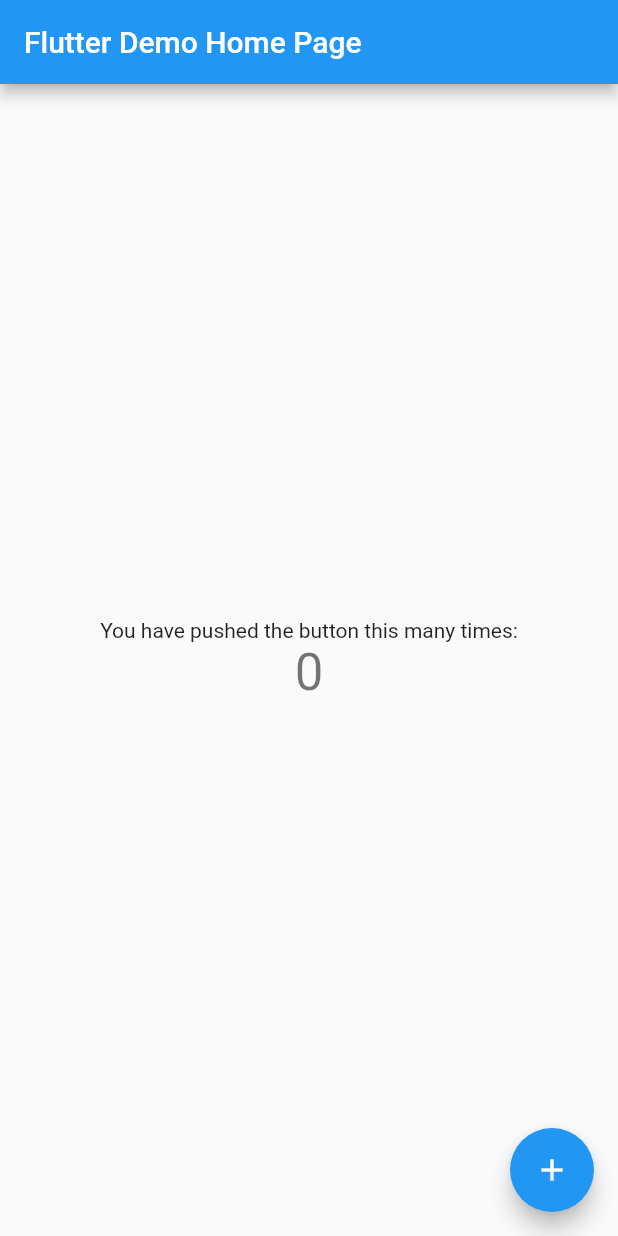
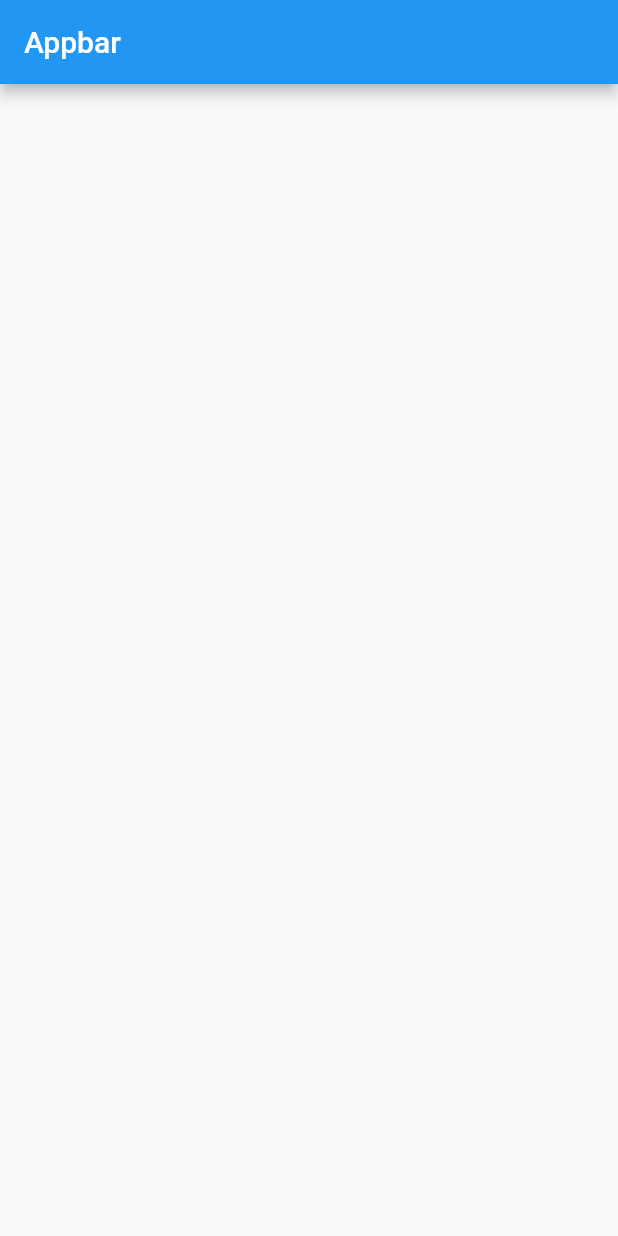
Before and after one commit to ajnart/flutter, a Flutter app: the screen it shows after launch, on a phone screen of 412 x 824 dp. Run offline on Flutter 3.47's test engine with Material 2 defaults, Android fonts, the phone set to English and light mode, and no system bars.

Commit message:
update basic app

```diff
--- a/quizz/lib/main.dart
+++ b/quizz/lib/main.dart
@@ -1,113 +1,16 @@
+import 'package:flutter/widgets.dart';
+
 import 'package:flutter/material.dart';
 
-void main() {
-  runApp(MyApp());
-}
-
-class MyApp extends StatelessWidget {
-  // This widget is the root of your application.
+class App extends StatelessWidget {
   @override
   Widget build(BuildContext context) {
     return MaterialApp(
-      title: 'Flutter Demo',
-      theme: ThemeData(
-        // This is the theme of your application.
-        //
-        // Try running your application with "flutter run". You'll see the
-        // application has a blue toolbar. Then, without quitting the app, try
-        // changing the primarySwatch below to Colors.green and then invoke
-        // "hot reload" (press "r" in the console where you ran "flutter run",
-        // or simply save your changes to "hot reload" in a Flutter IDE).
-        // Notice that the counter didn't reset back to zero; the application
-        // is not restarted.
-        primarySwatch: Colors.blue,
+      home: Scaffold(
+        appBar: AppBar(title: Text('Appbar'),),
       ),
-      home: MyHomePage(title: 'Flutter Demo Home Page'),
     );
   }
 }
 
-class MyHomePage extends StatefulWidget {
-  MyHomePage({Key? key, required this.title}) : super(key: key);
-
-  // This widget is the home page of your application. It is stateful, meaning
-  // that it has a State object (defined below) that contains fields that affect
-  // how it looks.
-
-  // This class is the configuration for the state. It holds the values (in this
-  // case the title) provided by the parent (in this case the App widget) and
-  // used by the build method of the State. Fields in a Widget subclass are
-  // always marked "final".
-
-  final String title;
-
-  @override
-  _MyHomePageState createState() => _MyHomePageState();
-}
-
-class _MyHomePageState extends State<MyHomePage> {
-  int _counter = 0;
-
-  void _incrementCounter() {
-    setState(() {
-      // This call to setState tells the Flutter framework that something has
-      // changed in this State, which causes it to rerun the build method below
-      // so that the display can reflect the updated values. If we changed
-      // _counter without calling setState(), then the build method would not be
-      // called again, and so nothing would appear to happen.
-      _counter++;
-    });
-  }
-
-  @override
-  Widget build(BuildContext context) {
-    // This method is rerun every time setState is called, for instance as done
-    // by the _incrementCounter method above.
-    //
-    // The Flutter framework has been optimized to make rerunning build methods
-    // fast, so that you can just rebuild anything that needs updating rather
-    // than having to individually change instances of widgets.
-    return Scaffold(
-      appBar: AppBar(
-        // Here we take the value from the MyHomePage object that was created by
-        // the App.build method, and use it to set our appbar title.
-        title: Text(widget.title),
-      ),
-      body: Center(
-        // Center is a layout widget. It takes a single child and positions it
-        // in the middle of the parent.
-        child: Column(
-          // Column is also a layout widget. It takes a list of children and
-          // arranges them vertically. By default, it sizes itself to fit its
-          // children horizontally, and tries to be as tall as its parent.
-          //
-          // Invoke "debug painting" (press "p" in the console, choose the
-          // "Toggle Debug Paint" action from the Flutter Inspector in Android
-          // Studio, or the "Toggle Debug Paint" command in Visual Studio Code)
-          // to see the wireframe for each widget.
-          //
-          // Column has various properties to control how it sizes itself and
-          // how it positions its children. Here we use mainAxisAlignment to
-          // center the children vertically; the main axis here is the vertical
-          // axis because Columns are vertical (the cross axis would be
-          // horizontal).
-          mainAxisAlignment: MainAxisAlignment.center,
-          children: <Widget>[
-            Text(
-              'You have pushed the button this many times:',
-            ),
-            Text(
-              '$_counter',
-              style: Theme.of(context).textTheme.headline4,
-            ),
-          ],
-        ),
-      ),
-      floatingActionButton: FloatingActionButton(
-        onPressed: _incrementCounter,
-        tooltip: 'Increment',
-        child: Icon(Icons.add),
-      ), // This trailing comma makes auto-formatting nicer for build methods.
-    );
-  }
-}
+void main() => runApp(App());
```
